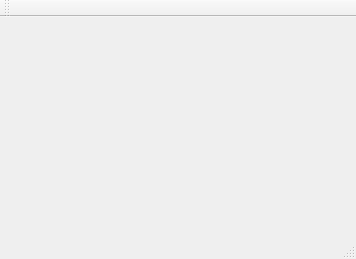
First picture: the form in hmedchest/main_window.ui, repository olgerd27/home_medicine_chest, before the edit.
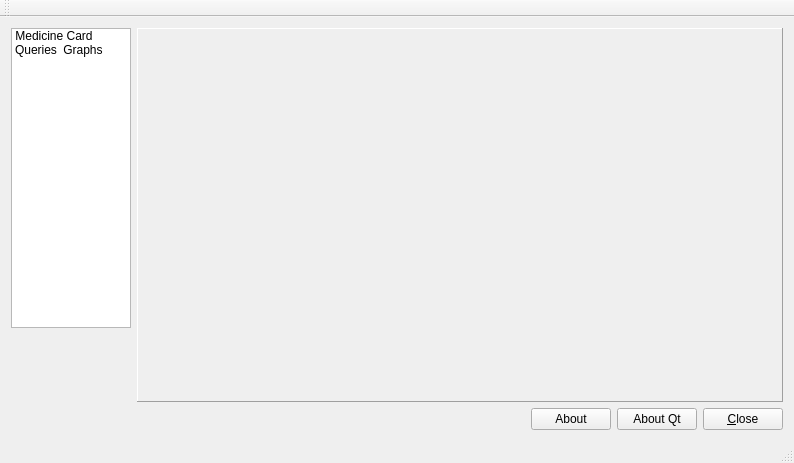
Second picture: the form after the edit. Icons and pictures are not drawn.

Commit message:
Requirements correction. The application panels was added.
New changes:
- add to the Qt-project "ui" forms of panels "Medicine card", "Queries" and "Graphs".
- provide opportunity for switching between panels;
- add images, that need for choice every panel.

What changed in the file:
```diff
--- a/hmedchest/main_window.ui
+++ b/hmedchest/main_window.ui
@@ -6,14 +6,192 @@
    <rect>
     <x>0</x>
     <y>0</y>
-    <width>356</width>
-    <height>259</height>
+    <width>794</width>
+    <height>463</height>
    </rect>
   </property>
   <property name="windowTitle">
    <string>MainWindow</string>
   </property>
-  <widget class="QWidget" name="centralWidget"/>
+  <widget class="QWidget" name="centralWidget">
+   <layout class="QVBoxLayout" name="verticalLayout_2">
+    <item>
+     <layout class="QHBoxLayout" name="horizontalLayout">
+      <item>
+       <layout class="QVBoxLayout" name="verticalLayout">
+        <item>
+         <widget class="QListWidget" name="m_listFormsChoice">
+          <property name="sizePolicy">
+           <sizepolicy hsizetype="Fixed" vsizetype="Fixed">
+            <horstretch>0</horstretch>
+            <verstretch>0</verstretch>
+           </sizepolicy>
+          </property>
+          <property name="minimumSize">
+           <size>
+            <width>120</width>
+            <height>300</height>
+           </size>
+          </property>
+          <property name="maximumSize">
+           <size>
+            <width>120</width>
+            <height>300</height>
+           </size>
+          </property>
+          <property name="dragDropMode">
+           <enum>QAbstractItemView::NoDragDrop</enum>
+          </property>
+          <property name="iconSize">
+           <size>
+            <width>70</width>
+            <height>64</height>
+           </size>
+          </property>
+          <property name="movement">
+           <enum>QListView::Static</enum>
+          </property>
+          <property name="spacing">
+           <number>12</number>
+          </property>
+          <property name="viewMode">
+           <enum>QListView::IconMode</enum>
+          </property>
+          <property name="currentRow">
+           <number>-1</number>
+          </property>
+          <item>
+           <property name="text">
+            <string>Medicine Card</string>
+           </property>
+           <property name="toolTip">
+            <string>&lt;html&gt;&lt;head/&gt;&lt;body&gt;&lt;p&gt;Show the &lt;span style=&quot; font-weight:600;&quot;&gt;Medicine card&lt;/span&gt; panel&lt;/p&gt;&lt;/body&gt;&lt;/html&gt;</string>
+           </property>
+           <property name="textAlignment">
+            <set>AlignHCenter|AlignVCenter|AlignCenter</set>
+           </property>
+           <property name="icon">
+            <iconset resource="resources.qrc">
+             <normaloff>:/images/card.png</normaloff>:/images/card.png</iconset>
+           </property>
+           <property name="flags">
+            <set>ItemIsSelectable|ItemIsEnabled</set>
+           </property>
+          </item>
+          <item>
+           <property name="text">
+            <string>Queries</string>
+           </property>
+           <property name="toolTip">
+            <string>&lt;html&gt;&lt;head/&gt;&lt;body&gt;&lt;p&gt;Show the &lt;span style=&quot; font-weight:600;&quot;&gt;Queries&lt;/span&gt; panel&lt;/p&gt;&lt;/body&gt;&lt;/html&gt;</string>
+           </property>
+           <property name="textAlignment">
+            <set>AlignHCenter|AlignVCenter|AlignCenter</set>
+           </property>
+           <property name="icon">
+            <iconset resource="resources.qrc">
+             <normaloff>:/images/query.png</normaloff>:/images/query.png</iconset>
+           </property>
+           <property name="flags">
+            <set>ItemIsSelectable|ItemIsEnabled</set>
+           </property>
+          </item>
+          <item>
+           <property name="text">
+            <string>Graphs</string>
+           </property>
+           <property name="toolTip">
+            <string>&lt;html&gt;&lt;head/&gt;&lt;body&gt;&lt;p&gt;Show the &lt;span style=&quot; font-weight:600;&quot;&gt;Graphs&lt;/span&gt; panel&lt;/p&gt;&lt;/body&gt;&lt;/html&gt;</string>
+           </property>
+           <property name="textAlignment">
+            <set>AlignHCenter|AlignVCenter|AlignCenter</set>
+           </property>
+           <property name="icon">
+            <iconset resource="resources.qrc">
+             <normaloff>:/images/graphs.png</normaloff>:/images/graphs.png</iconset>
+           </property>
+           <property name="flags">
+            <set>ItemIsSelectable|ItemIsEnabled</set>
+           </property>
+          </item>
+         </widget>
+        </item>
+        <item>
+         <spacer name="verticalSpacer">
+          <property name="orientation">
+           <enum>Qt::Vertical</enum>
+          </property>
+          <property name="sizeHint" stdset="0">
+           <size>
+            <width>20</width>
+            <height>40</height>
+           </size>
+          </property>
+         </spacer>
+        </item>
+       </layout>
+      </item>
+      <item>
+       <widget class="QStackedWidget" name="m_stackForms">
+        <property name="minimumSize">
+         <size>
+          <width>600</width>
+          <height>300</height>
+         </size>
+        </property>
+        <property name="frameShape">
+         <enum>QFrame::Panel</enum>
+        </property>
+        <property name="frameShadow">
+         <enum>QFrame::Raised</enum>
+        </property>
+        <property name="currentIndex">
+         <number>-1</number>
+        </property>
+       </widget>
+      </item>
+     </layout>
+    </item>
+    <item>
+     <layout class="QHBoxLayout" name="horizontalLayout_2">
+      <item>
+       <spacer name="horizontalSpacer">
+        <property name="orientation">
+         <enum>Qt::Horizontal</enum>
+        </property>
+        <property name="sizeHint" stdset="0">
+         <size>
+          <width>40</width>
+          <height>20</height>
+         </size>
+        </property>
+       </spacer>
+      </item>
+      <item>
+       <widget class="QPushButton" name="m_pbAbout">
+        <property name="text">
+         <string>About</string>
+        </property>
+       </widget>
+      </item>
+      <item>
+       <widget class="QPushButton" name="m_pbAboutQt">
+        <property name="text">
+         <string>About Qt</string>
+        </property>
+       </widget>
+      </item>
+      <item>
+       <widget class="QPushButton" name="m_pbClose">
+        <property name="text">
+         <string>&amp;Close</string>
+        </property>
+       </widget>
+      </item>
+     </layout>
+    </item>
+   </layout>
+  </widget>
   <widget class="QMenuBar" name="menuBar">
    <property name="geometry">
     <rect>
```
Left out of the diff: 25 changed lines with no effect on the pictures. The commit also changes 19 other files.
